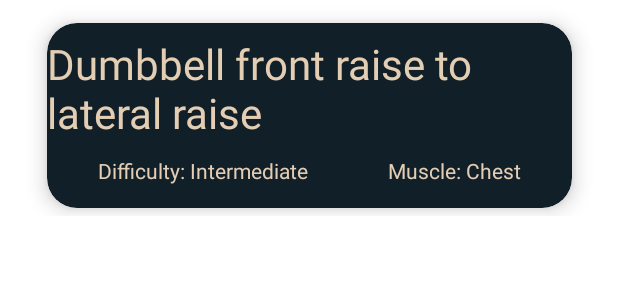
After one commit to Josh-Cox/ExercisesApp, an Android app: the layout rv_search_row.xml on its own in the app's theme, with its tools: preview values and no code run, on a phone screen of 412 x 824 dp. The commit adds this screen. Shown: the top 300 px of the screen. Run offline under Robolectric (Android 15) with nearby library versions, the phone set to English and light mode, and no system bars; network calls fail.

Commit message:
RecyclerView working

```diff
--- /dev/null
+++ b/app/src/main/res/layout/rv_search_row.xml
@@ -0,0 +1,68 @@
+<?xml version="1.0" encoding="utf-8"?>
+<androidx.constraintlayout.widget.ConstraintLayout xmlns:android="http://schemas.android.com/apk/res/android"
+    xmlns:app="http://schemas.android.com/apk/res-auto"
+    xmlns:tools="http://schemas.android.com/tools"
+    android:layout_width="match_parent"
+    android:layout_height="wrap_content">
+
+    <androidx.cardview.widget.CardView
+        android:layout_width="350dp"
+        android:layout_height="wrap_content"
+        android:layout_marginStart="8dp"
+        android:layout_marginTop="15dp"
+        android:layout_marginEnd="8dp"
+        android:layout_marginBottom="5dp"
+        app:cardBackgroundColor="@color/blueBlack"
+        app:cardCornerRadius="20dp"
+        app:cardElevation="8dp"
+        app:layout_constraintBottom_toBottomOf="parent"
+        app:layout_constraintEnd_toEndOf="parent"
+        app:layout_constraintStart_toStartOf="parent"
+        app:layout_constraintTop_toTopOf="parent">
+
+        <androidx.constraintlayout.widget.ConstraintLayout
+            android:layout_width="match_parent"
+            android:layout_height="match_parent">
+
+            <TextView
+                android:id="@+id/tvExName"
+                android:layout_width="wrap_content"
+                android:layout_height="wrap_content"
+                android:layout_marginTop="8dp"
+                android:text="Dumbbell front raise to lateral raise"
+                android:textColor="@color/tanAccent"
+                android:textSize="28sp"
+                app:layout_constraintEnd_toEndOf="parent"
+                app:layout_constraintStart_toStartOf="parent"
+                app:layout_constraintTop_toTopOf="parent" />
+
+            <TextView
+                android:id="@+id/tvExMuscle"
+                android:layout_width="wrap_content"
+                android:layout_height="wrap_content"
+                android:layout_marginStart="20dp"
+                android:text="Muscle: Chest"
+                android:textColor="@color/tanAccent"
+                android:textSize="14sp"
+                app:layout_constraintEnd_toEndOf="parent"
+                app:layout_constraintStart_toEndOf="@+id/tvExDiff"
+                app:layout_constraintTop_toTopOf="@+id/tvExDiff" />
+
+            <TextView
+                android:id="@+id/tvExDiff"
+                android:layout_width="wrap_content"
+                android:layout_height="wrap_content"
+                android:layout_marginTop="10dp"
+                android:layout_marginBottom="15dp"
+                android:text="Difficulty: Intermediate"
+                android:textColor="@color/tanAccent"
+                android:textSize="14sp"
+                app:layout_constraintBottom_toBottomOf="parent"
+                app:layout_constraintEnd_toStartOf="@+id/tvExMuscle"
+                app:layout_constraintStart_toEndOf="@id/tvExMuscle"
+                app:layout_constraintStart_toStartOf="parent"
+                app:layout_constraintTop_toBottomOf="@+id/tvExName" />
+
+        </androidx.constraintlayout.widget.ConstraintLayout>
+    </androidx.cardview.widget.CardView>
+</androidx.constraintlayout.widget.ConstraintLayout>
--- a/app/src/main/res/values/colors.xml
+++ b/app/src/main/res/values/colors.xml
@@ -7,4 +7,7 @@
     <color name="teal_700">#FF018786</color>
     <color name="black">#FF000000</color>
     <color name="white">#FFFFFFFF</color>
+
+    <color name="blueBlack">#111f28</color>
+    <color name="tanAccent">#e3cdb3</color>
 </resources>
```
Also changed, not shown: app/src/main/java/com/example/exercisesapp/ExerciseDataService.java (+4 -4 lines), app/src/main/java/com/example/exercisesapp/MainActivity.java (+10 -6 lines), app/src/main/java/com/example/exercisesapp/rvResultsAdapter.java (added, +68 -0 lines), app/src/main/res/layout/activity_main.xml (+13 -1 lines).
